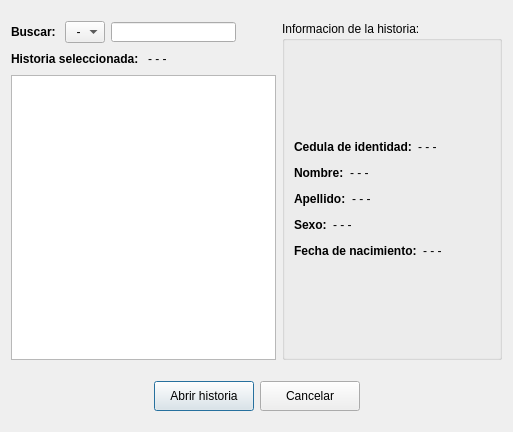
Before: the Qt Designer form abrirhistoria.ui in Gabrielnz/pasantia-CIMBUC, drawn with Qt 5.
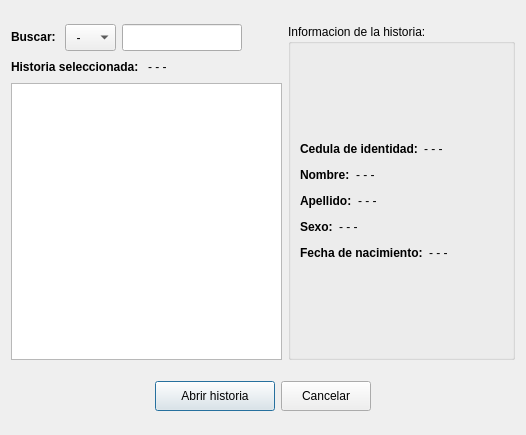
After: the same form once the commit is applied.

The edit to the form file:
```diff
--- a/abrirhistoria.ui
+++ b/abrirhistoria.ui
@@ -6,8 +6,8 @@
    <rect>
     <x>0</x>
     <y>0</y>
-    <width>511</width>
-    <height>432</height>
+    <width>526</width>
+    <height>435</height>
    </rect>
   </property>
   <property name="windowTitle">
@@ -15,7 +15,7 @@
   </property>
   <layout class="QGridLayout" name="gridLayout_2">
    <item row="0" column="0">
-    <layout class="QVBoxLayout" name="verticalLayout_5">
+    <layout class="QVBoxLayout" name="verticalLayout_3">
      <item>
       <spacer name="verticalSpacer_3">
        <property name="orientation">
@@ -27,18 +27,14 @@
        <property name="sizeHint" stdset="0">
         <size>
          <width>20</width>
-         <height>10</height>
+         <height>13</height>
         </size>
        </property>
       </spacer>
      </item>
-     <item>
-      <layout class="QHBoxLayout" name="horizontalLayout_11">
        <item>
         <layout class="QHBoxLayout" name="horizontalLayout_10">
          <item>
-          <layout class="QVBoxLayout" name="verticalLayout_3">
-           <item>
             <layout class="QVBoxLayout" name="verticalLayout_2">
              <item>
               <layout class="QHBoxLayout" name="horizontalLayout_9">
@@ -57,6 +53,12 @@
                </item>
                <item>
                 <widget class="QComboBox" name="cBoxBuscar">
+             <property name="minimumSize">
+              <size>
+               <width>51</width>
+               <height>27</height>
+              </size>
+             </property>
                  <item>
                   <property name="text">
                    <string>  -</string>
@@ -78,14 +80,8 @@
                 <widget class="QLineEdit" name="lineaBuscar">
                  <property name="minimumSize">
                   <size>
-                   <width>125</width>
-                   <height>20</height>
-                  </size>
-                 </property>
-                 <property name="maximumSize">
-                  <size>
-                   <width>125</width>
-                   <height>20</height>
+               <width>120</width>
+               <height>27</height>
                   </size>
                  </property>
                 </widget>
@@ -154,8 +150,6 @@
                </item>
               </layout>
              </item>
-            </layout>
-           </item>
            <item>
             <widget class="QListView" name="listView">
              <property name="sizePolicy">
@@ -180,8 +174,6 @@
            </item>
           </layout>
          </item>
-        </layout>
-       </item>
        <item>
         <widget class="QGroupBox" name="groupBox">
          <property name="font">
@@ -440,7 +432,7 @@
         <widget class="QPushButton" name="btnAbrir">
          <property name="minimumSize">
           <size>
-           <width>100</width>
+           <width>120</width>
            <height>30</height>
           </size>
          </property>
@@ -453,7 +445,7 @@
         <widget class="QPushButton" name="btnCancelar">
          <property name="minimumSize">
           <size>
-           <width>100</width>
+           <width>90</width>
            <height>30</height>
           </size>
          </property>
@@ -488,7 +480,7 @@
        <property name="sizeHint" stdset="0">
         <size>
          <width>20</width>
-         <height>10</height>
+         <height>13</height>
         </size>
        </property>
       </spacer>
```
Lines whose indentation alone changed are shown as unchanged.
